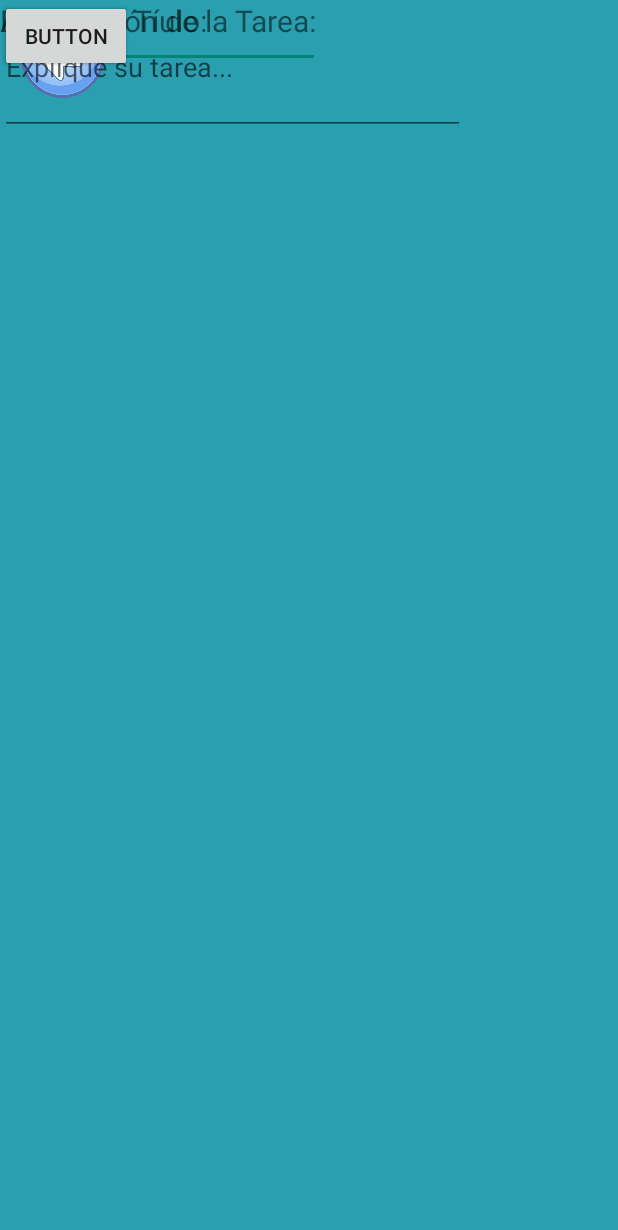
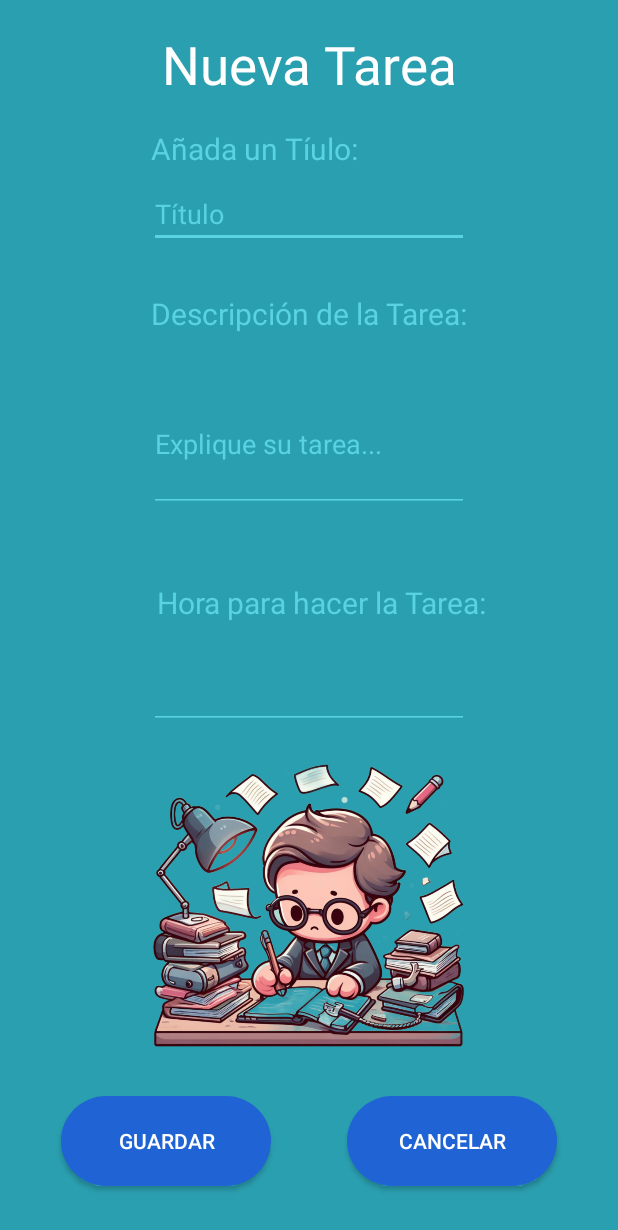
Before and after one commit to Alastor003/TaskApp, an Android app: the CrearTarea screen opened directly, with no data from a screen before it, on a phone screen of 412 x 824 dp. Shown: the top 1230 px of the screen. Run offline under Robolectric (Android 15) with nearby library versions, the phone set to English and light mode, and no system bars.

Commit message:
se hace circuito de creacion de tareas

```diff
--- a/app/build.gradle.kts
+++ b/app/build.gradle.kts
@@ -36,6 +36,8 @@ dependencies {
     implementation("androidx.appcompat:appcompat:1.6.1")
     implementation("com.google.android.material:material:1.9.0")
     implementation("androidx.constraintlayout:constraintlayout:2.1.4")
+    implementation ("androidx.cardview:cardview:1.0.0")
+    implementation ("androidx.recyclerview:recyclerview:1.3.2")
     testImplementation("junit:junit:4.13.2")
     androidTestImplementation("androidx.test.ext:junit:1.1.5")
     androidTestImplementation("androidx.test.espresso:espresso-core:3.5.1")
--- a/app/src/main/AndroidManifest.xml
+++ b/app/src/main/AndroidManifest.xml
@@ -16,7 +16,7 @@
             android:name=".CrearTarea"
             android:exported="false" />
         <activity
-            android:name=".Tarea"
+            android:name=".TareaView"
             android:exported="false" />
         <activity
             android:name=".Registro"
--- a/app/src/main/java/com/example/taskapp/CrearTarea.java
+++ b/app/src/main/java/com/example/taskapp/CrearTarea.java
@@ -2,13 +2,55 @@ package com.example.taskapp;
 
 import androidx.appcompat.app.AppCompatActivity;
 
+import android.annotation.SuppressLint;
+import android.content.Intent;
 import android.os.Bundle;
+import android.os.Parcelable;
+import android.view.View;
+import android.widget.Button;
+import android.widget.EditText;
 
 public class CrearTarea extends AppCompatActivity {
 
+    EditText edtTitulo, edtDescripcion, edtHora;
+    Button btnGuardar, btnVolverMenu;
+
+    @SuppressLint("MissingInflatedId")
     @Override
     protected void onCreate(Bundle savedInstanceState) {
         super.onCreate(savedInstanceState);
         setContentView(R.layout.activity_crear_tarea);
+
+        edtTitulo = findViewById(R.id.edtTitulo);
+        edtDescripcion = findViewById(R.id.edtDescripcion);
+        edtHora = findViewById(R.id.edtHora);
+        btnGuardar = findViewById(R.id.btnGuardar);
+        btnVolverMenu = findViewById(R.id.btnVolverMenu);
+
+        btnVolverMenu.setOnClickListener(new View.OnClickListener() {
+            @Override
+            public void onClick(View view) {
+                finish();
+            }
+        });
+
+        btnGuardar.setOnClickListener(new View.OnClickListener() {
+            @Override
+            public void onClick(View view) {
+                String titulo = edtTitulo.getText().toString();
+                String descripcion = edtDescripcion.getText().toString();
+                String hora = edtHora.getText().toString();
+
+                hora = hora.trim() + " HS";
+
+                Tarea nuevaTarea = new Tarea(titulo, descripcion, hora);
+
+                Intent intent = new Intent();
+                intent.putExtra("nueva_tarea", (Parcelable) nuevaTarea);
+                setResult(RESULT_OK, intent);
+
+                finish();
+            }
+        });
     }
 }
--- a/app/src/main/res/layout/activity_crear_tarea.xml
+++ b/app/src/main/res/layout/activity_crear_tarea.xml
@@ -7,69 +7,137 @@
     android:background="@color/fondo"
     tools:context=".CrearTarea">
 
-    <ImageButton
-        android:id="@+id/btnBack3"
-        android:layout_width="83dp"
-        android:layout_height="65dp"
-        android:background="@color/fondo"
-        android:contentDescription="@string/btnCancelar"
-        android:scaleType="fitEnd"
-        app:layout_constraintBottom_toTopOf="@+id/tvRegistro"
+
+    <TextView
+        android:id="@+id/textView4"
+        android:layout_width="wrap_content"
+        android:layout_height="wrap_content"
+        android:text="Nueva Tarea"
+        android:textColor="@color/white"
+        android:textSize="35sp"
+        app:layout_constraintBottom_toTopOf="@+id/textView"
+        app:layout_constraintEnd_toEndOf="parent"
         app:layout_constraintStart_toStartOf="parent"
-        app:srcCompat="@drawable/back" />
+        app:layout_constraintTop_toTopOf="parent" />
 
     <TextView
         android:id="@+id/textView"
         android:layout_width="wrap_content"
         android:layout_height="wrap_content"
+        android:layout_marginStart="1dp"
+        android:layout_marginBottom="7dp"
         android:text="@string/tvTitulo"
         android:textSize="20sp"
-        tools:layout_editor_absoluteX="46dp"
-        tools:layout_editor_absoluteY="86dp" />
+        android:textColor="@color/editext"
+        app:layout_constraintBottom_toTopOf="@+id/edtTitulo"
+        app:layout_constraintStart_toStartOf="@+id/edtTitulo" />
 
     <EditText
-        android:id="@+id/editTextText"
+        android:id="@+id/edtTitulo"
         android:layout_width="wrap_content"
         android:layout_height="wrap_content"
+        android:layout_marginTop="120dp"
         android:ems="10"
         android:hint="@string/edtTitle"
         android:inputType="text"
-        tools:layout_editor_absoluteX="45dp"
-        tools:layout_editor_absoluteY="120dp" />
+        android:textColorHint="@color/editext"
+        app:layout_constraintEnd_toEndOf="parent"
+        app:layout_constraintStart_toStartOf="parent"
+        app:layout_constraintTop_toTopOf="parent"
+        tools:ignore="TouchTargetSizeCheck"
+        app:backgroundTint="@color/editext"/>
 
     <TextView
         android:id="@+id/textView2"
         android:layout_width="wrap_content"
         android:layout_height="wrap_content"
+        android:layout_marginStart="1dp"
+        android:layout_marginTop="30dp"
         android:text="@string/tvDescripcion"
+        android:textColor="@color/editext"
         android:textSize="20sp"
-        tools:layout_editor_absoluteX="46dp"
-        tools:layout_editor_absoluteY="195dp" />
+        app:layout_constraintStart_toStartOf="@+id/edtDescripcion"
+        app:layout_constraintTop_toBottomOf="@+id/edtTitulo" />
 
     <EditText
-        android:id="@+id/editTextText2"
-        android:layout_width="310dp"
+        android:id="@+id/edtDescripcion"
+        android:layout_width="0dp"
         android:layout_height="90dp"
+        android:layout_marginTop="40dp"
+        android:layout_marginBottom="31dp"
         android:ems="10"
         android:hint="@string/edtDescripcion"
         android:inputType="text"
-        tools:layout_editor_absoluteX="45dp"
-        tools:layout_editor_absoluteY="235dp" />
+        android:textColorHint="@color/editext"
+        app:layout_constraintBottom_toTopOf="@+id/textView3"
+        app:layout_constraintEnd_toEndOf="@+id/edtTitulo"
+        app:layout_constraintStart_toStartOf="@+id/edtTitulo"
+        app:layout_constraintTop_toTopOf="@+id/textView2"
+        app:backgroundTint="@color/editext"/>
+
+    <TextView
+        android:id="@+id/textView3"
+        android:layout_width="wrap_content"
+        android:layout_height="wrap_content"
+        android:layout_marginStart="5dp"
+        android:layout_marginBottom="25dp"
+        android:text="Hora para hacer la Tarea:"
+        android:textSize="20sp"
+        android:textColor="@color/editext"
+        app:layout_constraintBottom_toTopOf="@+id/edtHora"
+        app:layout_constraintStart_toStartOf="@+id/edtHora" />
+
+    <EditText
+        android:id="@+id/edtHora"
+        android:layout_width="wrap_content"
+        android:layout_height="wrap_content"
+        android:layout_marginTop="205dp"
+        android:layout_marginBottom="205dp"
+        android:ems="10"
+        android:inputType="time"
+        app:layout_constraintBottom_toTopOf="@+id/btnGuardar"
+        app:layout_constraintEnd_toEndOf="parent"
+        app:layout_constraintStart_toStartOf="parent"
+        app:layout_constraintTop_toTopOf="@+id/textView2"
+        tools:ignore="SpeakableTextPresentCheck,TouchTargetSizeCheck"
+        app:backgroundTint="@color/editext"/>
+
+    <ImageView
+        android:id="@+id/pensando"
+        android:layout_width="220dp"
+        android:layout_height="220dp"
+        app:layout_constraintBottom_toTopOf="@+id/btnGuardar"
+        app:layout_constraintEnd_toEndOf="parent"
+        app:layout_constraintStart_toStartOf="parent"
+        app:layout_constraintTop_toBottomOf="@+id/edtHora"
+        app:srcCompat="@drawable/pensando" />
 
     <Button
-        android:id="@+id/button"
-        android:layout_width="wrap_content"
-        android:layout_height="wrap_content"
-        android:text="Button"
-        tools:layout_editor_absoluteX="83dp"
-        tools:layout_editor_absoluteY="650dp" />
+        android:id="@+id/btnGuardar"
+        android:layout_width="140dp"
+        android:layout_height="60dp"
+        android:layout_marginStart="83dp"
+        android:layout_marginEnd="25dp"
+        android:layout_marginBottom="33dp"
+        android:background="@drawable/custom_button"
+        android:text="Guardar"
+        android:textColor="@color/white"
+        app:layout_constraintBottom_toBottomOf="parent"
+        app:layout_constraintEnd_toStartOf="@+id/btnVolverMenu"
+        app:layout_constraintStart_toStartOf="parent" />
 
     <Button
-        android:id="@+id/button2"
-        android:layout_width="wrap_content"
-        android:layout_height="wrap_content"
-        android:text="Button"
-        tools:layout_editor_absoluteX="267dp"
-        tools:layout_editor_absoluteY="650dp" />
+        android:id="@+id/btnVolverMenu"
+        android:layout_width="140dp"
+        android:layout_height="60dp"
+        android:layout_marginStart="25dp"
+        android:layout_marginEnd="83dp"
+        android:layout_marginBottom="33dp"
+        android:background="@drawable/custom_button"
+        android:text="Cancelar"
+        android:textColor="@color/white"
+        app:layout_constraintBottom_toBottomOf="parent"
+        app:layout_constraintEnd_toEndOf="parent"
+        app:layout_constraintStart_toEndOf="@+id/btnGuardar" />
 
 </androidx.constraintlayout.widget.ConstraintLayout>
```
Also changed, not shown: app/src/main/java/com/example/taskapp/MainActivity.java (+22 -2 lines), app/src/main/java/com/example/taskapp/Tarea.java (+74 -17 lines), app/src/main/java/com/example/taskapp/TareaAdapter.java (added, +82 -0 lines), app/src/main/java/com/example/taskapp/TareaView.java (added, +83 -0 lines), app/src/main/res/layout/activity_tarea.xml (+36 -18 lines), app/src/main/res/layout/tarea_card_layout.xml (added, +84 -0 lines), app/src/main/res/drawable/icono_tarea.jpg (added), app/src/main/res/drawable/pensando.png (added).
